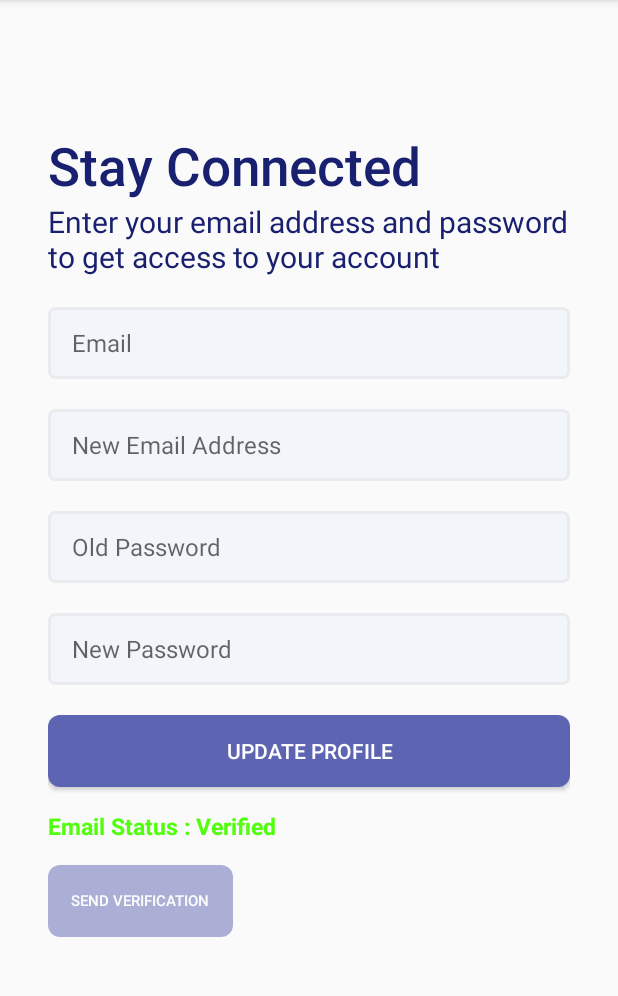
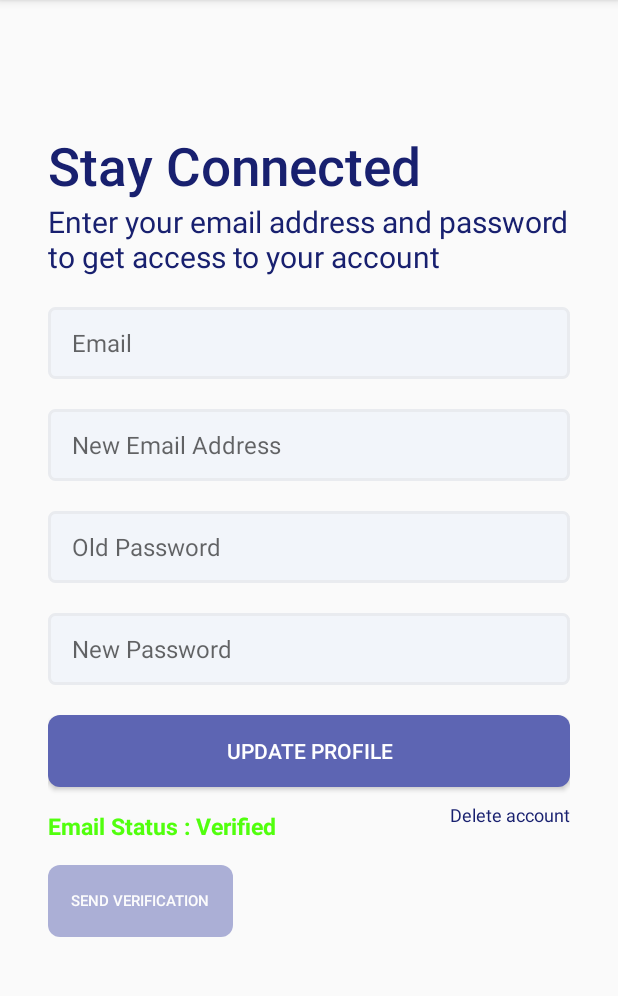
Before and after one commit to Shizu-ka/HeluTales-QuizApp, an Android app built with Jetpack Compose: the ProfileActivity screen opened directly, with no data from a screen before it, on a phone screen of 412 x 824 dp, the part 84-1080 px from its top. Run offline under Robolectric (Android 15) with nearby library versions, the phone set to English and light mode, and no system bars; our stand-ins replace Firebase (no records; nobody signed in at launch, a user with empty details on screens opened directly).

Commit message:
Update activity_update_profile.xml

```diff
--- a/app/src/main/res/layout/activity_update_profile.xml
+++ b/app/src/main/res/layout/activity_update_profile.xml
@@ -167,6 +167,19 @@
                     tools:layout_editor_absoluteX="32dp" />
 
                 <TextView
+                    android:id="@+id/btnDeleteAccount"
+                    style="@style/TextAppearance.AppCompat.Body1"
+                    android:layout_width="wrap_content"
+                    android:layout_height="wrap_content"
+                    android:layout_marginTop="10dp"
+                    android:maxEms="16"
+                    android:text="Delete account"
+                    android:textColor="@color/colorPrimaryText"
+                    android:textSize="12sp"
+                    app:layout_constraintEnd_toEndOf="@+id/btnUpdate"
+                    app:layout_constraintTop_toBottomOf="@+id/btnUpdate" />
+
+                <TextView
                     android:id="@+id/etStatus"
                     android:layout_width="wrap_content"
                     android:layout_height="wrap_content"
```
